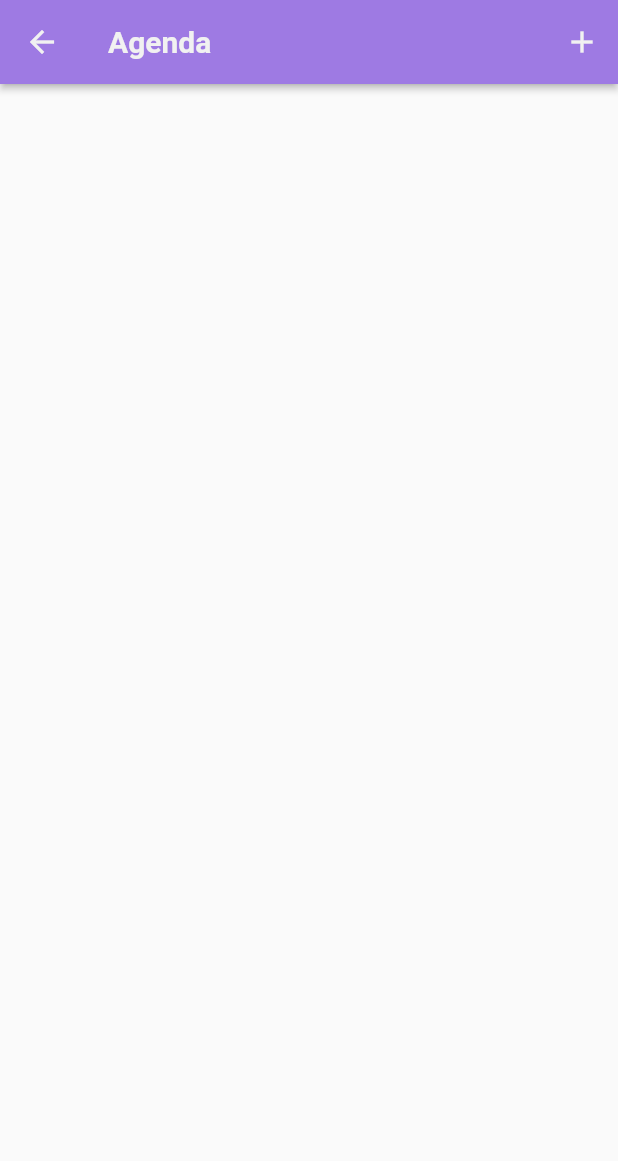
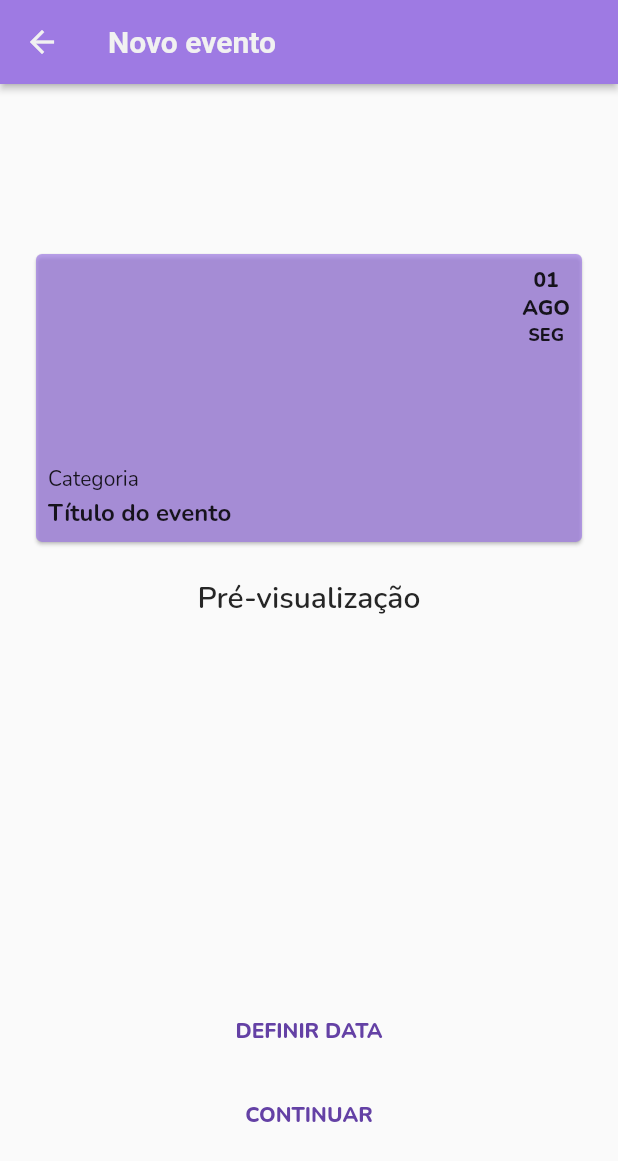
Before and after one commit to jonathalimax/streamer-time, a Flutter app: the AgendaScreen screen opened by its route, after a tap on the "add" icon, on a phone screen of 412 x 824 dp. Shown: the top 1161 px of the screen. Run offline on Flutter 3.47's test engine with Material 2 defaults, Android fonts, the phone set to English and light mode, and no system bars; our stand-ins replace cached_network_image, cloud_firestore, firebase_core, flutter_secure_storage, flutter_spinkit, hive and 7 more; missing offline and left inert: twitch_api; accounts and stored records are empty.

Commit message:
Configure agenda creation view

```diff
--- a/src/app/lib/app/app.dart
+++ b/src/app/lib/app/app.dart
@@ -1,3 +1,5 @@
+import 'package:app/features/event/event_date/create_event_date_screen.dart';
+import 'package:app/features/event/event_time/create_event_time_screen.dart';
 import 'package:app/network/api/firestore_api.dart';
 import 'package:app/features/agenda/agenda_screen.dart';
 import 'package:app/features/agenda/agenda_viewmodel.dart';
@@ -33,6 +35,8 @@ import 'package:stacked_services/stacked_services.dart';
     MaterialRoute(page: ProfileScreen),
     MaterialRoute(page: StreamerScreen),
     MaterialRoute(page: ChannelsScreen),
+    MaterialRoute(page: CreateEventDateScreen),
+    MaterialRoute(page: CreateEventTimeScreen),
   ],
   dependencies: [
     LazySingleton(classType: TwitchService),
--- a/src/app/lib/app/app.router.dart
+++ b/src/app/lib/app/app.router.dart
@@ -13,6 +13,8 @@ import 'package:stacked/stacked_annotations.dart';
 import '../features/agenda/agenda_screen.dart';
 import '../features/channels/channels_screen.dart';
 import '../features/discover/discover_screen.dart';
+import '../features/event/event_date/create_event_date_screen.dart';
+import '../features/event/event_time/create_event_time_screen.dart';
 import '../features/home/home_screen.dart';
 import '../features/login/login_screen.dart';
 import '../features/profile/profile_screen.dart';
@@ -31,6 +33,8 @@ class Routes {
   static const String profileScreen = '/profile-screen';
   static const String streamerScreen = '/streamer-screen';
   static const String channelsScreen = '/channels-screen';
+  static const String createEventDateScreen = '/create-event-date-screen';
+  static const String createEventTimeScreen = '/create-event-time-screen';
   static const all = <String>{
     startupScreen,
     loginScreen,
@@ -41,6 +45,8 @@ class Routes {
     profileScreen,
     streamerScreen,
     channelsScreen,
+    createEventDateScreen,
+    createEventTimeScreen,
   };
 }
 
@@ -57,6 +63,8 @@ class StackedRouter extends RouterBase {
     RouteDef(Routes.profileScreen, page: ProfileScreen),
     RouteDef(Routes.streamerScreen, page: StreamerScreen),
     RouteDef(Routes.channelsScreen, page: ChannelsScreen),
+    RouteDef(Routes.createEventDateScreen, page: CreateEventDateScreen),
+    RouteDef(Routes.createEventTimeScreen, page: CreateEventTimeScreen),
   ];
   @override
   Map<Type, StackedRouteFactory> get pagesMap => _pagesMap;
@@ -128,6 +136,18 @@ class StackedRouter extends RouterBase {
         settings: data,
       );
     },
+    CreateEventDateScreen: (data) {
+      return MaterialPageRoute<MaterialRoute<dynamic>>(
+        builder: (context) => const CreateEventDateScreen(),
+        settings: data,
+      );
+    },
+    CreateEventTimeScreen: (data) {
+      return MaterialPageRoute<MaterialRoute<dynamic>>(
+        builder: (context) => const CreateEventTimeScreen(),
+        settings: data,
+      );
+    },
   };
 }
 
--- a/src/app/lib/features/agenda/agenda_screen.dart
+++ b/src/app/lib/features/agenda/agenda_screen.dart
@@ -29,7 +29,7 @@ class AgendaScreen extends StatelessWidget {
         ),
         actions: [
           IconButton(
-            onPressed: () {},
+            onPressed: () => viewModel.startCreateEvent(),
             icon: Icon(Icons.add),
           ),
         ],
--- a/src/app/lib/features/agenda/agenda_viewmodel.dart
+++ b/src/app/lib/features/agenda/agenda_viewmodel.dart
@@ -1,13 +1,16 @@
 import 'package:app/app/app.locator.dart';
+import 'package:app/app/app.router.dart';
 import 'package:app/network/models/user.dart';
 import 'package:app/network/services/streamer_service.dart';
 import 'package:injectable/injectable.dart';
 import 'package:stacked/stacked.dart';
+import 'package:stacked_services/stacked_services.dart';
 
 typedef Users = List<User>?;
 
 @singleton
 class AgendaViewModel extends FutureViewModel<Users> {
+  final _navigation = locator<NavigationService>();
   final _streamerService = locator<StreamerService>();
 
   @override
@@ -18,4 +21,8 @@ class AgendaViewModel extends FutureViewModel<Users> {
   Future<Users> _getFollowedStreamers() async {
     return await _streamerService.getFollowingStreamers();
   }
+
+  Future<void> startCreateEvent() async {
+    return await _navigation.navigateTo(Routes.createEventDateScreen);
+  }
 }
--- /dev/null
+++ b/src/app/lib/features/event/event_date/create_event_date_screen.dart
@@ -0,0 +1,73 @@
+import 'package:app/features/event/event_date/create_event_date_viewmodel.dart';
+import 'package:app/widgets/card_event/card_event_view.dart';
+import 'package:design_system/widgets/app_button.dart';
+import 'package:design_system/widgets/app_text.dart';
+
+import 'package:flutter/material.dart';
+import 'package:stacked/stacked.dart';
+
+class CreateEventDateScreen extends StatelessWidget {
+  const CreateEventDateScreen({Key? key}) : super(key: key);
+
+  @override
+  Widget build(BuildContext context) {
+    return ViewModelBuilder<CreateEventDateViewModel>.reactive(
+      viewModelBuilder: () => CreateEventDateViewModel(),
+      builder: (context, viewModel, _) => Scaffold(
+        appBar: AppBar(
+          title: Text(
+            'Novo evento',
+            style: Theme.of(context).appBarTheme.titleTextStyle,
+          ),
+        ),
+        body: SafeArea(
+          child: Padding(
+            padding: const EdgeInsets.symmetric(horizontal: 20, vertical: 8),
+            child: Column(
+              crossAxisAlignment: CrossAxisAlignment.center,
+              mainAxisAlignment: MainAxisAlignment.center,
+              mainAxisSize: MainAxisSize.max,
+              children: <Widget>[
+                Spacer(flex: 2),
+                Container(
+                  height: 200,
+                  child: CardEventView(
+                    game: 'Categoria',
+                    title: 'Título do evento',
+                    day: '01',
+                    month: 'AGO',
+                    weekday: 'seg',
+                    width: double.infinity,
+                  ),
+                ),
+                SizedBox(height: 20),
+                AppText.heading4('Pré-visualização'),
+                Spacer(flex: 5),
+                SizedBox(
+                  width: 290,
+                  child: AppButton(
+                    title: 'Definir data',
+                    action: () => viewModel.selectDate(context),
+                    color: Colors.transparent,
+                    titleColor: Theme.of(context).primaryColor,
+                  ),
+                ),
+                SizedBox(height: 12),
+                SizedBox(
+                  width: 290,
+                  child: AppButton(
+                    title: 'Continuar',
+                    action: () => viewModel.startEventTimeScreen(),
+                    color: Colors.transparent,
+                    titleColor: Theme.of(context).primaryColor,
+                  ),
+                ),
+                Spacer(flex: 1),
+              ],
+            ),
+          ),
+        ),
+      ),
+    );
+  }
+}
--- a/src/app/lib/main.dart
+++ b/src/app/lib/main.dart
@@ -6,6 +6,7 @@ import 'package:design_system/styles/app_text_styles.dart';
 import 'package:firebase_core/firebase_core.dart';
 import 'package:flutter/material.dart';
 import 'package:flutter/services.dart';
+import 'package:flutter_localizations/flutter_localizations.dart';
 import 'package:hive_flutter/hive_flutter.dart';
 import 'package:stacked_services/stacked_services.dart';
 
@@ -51,6 +52,11 @@ class MyApp extends StatelessWidget {
       navigatorKey: StackedService.navigatorKey,
       onGenerateRoute: StackedRouter().onGenerateRoute,
       debugShowCheckedModeBanner: false,
+      localizationsDelegates: [
+        GlobalMaterialLocalizations.delegate,
+        GlobalWidgetsLocalizations.delegate
+      ],
+      supportedLocales: [const Locale('pt', 'BR')],
     );
   }
 }
--- a/src/app/lib/widgets/card_event/card_event_view.dart
+++ b/src/app/lib/widgets/card_event/card_event_view.dart
@@ -8,6 +8,7 @@ class CardEventView extends StatelessWidget {
   final String month;
   final String weekday;
   final Color? color;
+  final double? width;
 
   const CardEventView({
     Key? key,
@@ -17,12 +18,13 @@ class CardEventView extends StatelessWidget {
     required this.month,
     required this.weekday,
     this.color,
+    this.width,
   }) : super(key: key);
 
   @override
   Widget build(BuildContext context) {
     return Container(
-      width: 300,
+      width: width ?? 300,
       child: Card(
         color: color ?? kcLightPurple.withOpacity(.7),
         child: Padding(
@@ -40,14 +42,14 @@ class CardEventView extends StatelessWidget {
                       AppText(
                         day,
                         style: TextStyle(
-                          fontSize: 16,
+                          fontSize: 14,
                           fontWeight: FontWeight.w800,
                         ),
                       ),
                       AppText(
                         month.toUpperCase(),
                         style: TextStyle(
-                          fontSize: 12,
+                          fontSize: 14,
                           fontWeight: FontWeight.w800,
                         ),
                       ),
--- a/src/app/pubspec.yaml
+++ b/src/app/pubspec.yaml
@@ -39,6 +39,10 @@ dependencies:
   cached_network_image: ^3.1.0
   webview_flutter: ^2.0.14
   intl: ^0.17.0
+
+  # Localization
+  flutter_localizations:
+    sdk: flutter
 
 dev_dependencies:
   flutter_test:
--- a/src/design_system/lib/widgets/app_button.dart
+++ b/src/design_system/lib/widgets/app_button.dart
@@ -4,7 +4,7 @@ import 'package:flutter/material.dart';
 class AppButton extends StatelessWidget {
   final String title;
   final Color? titleColor;
-  final Color? color;
+  final Color color;
   final bool outlined;
   final VoidCallback action;
   final AssetImage? leading;
@@ -13,7 +13,7 @@ class AppButton extends StatelessWidget {
     required this.title,
     required this.action,
     this.titleColor,
-    this.color,
+    this.color = kcIceWhite,
     this.leading,
   }) : outlined = true;
 
@@ -21,7 +21,7 @@ class AppButton extends StatelessWidget {
     required this.title,
     required this.action,
     this.titleColor,
-    this.color,
+    this.color = kcIceWhite,
     this.leading,
   }) : outlined = false;
 
@@ -32,9 +32,7 @@ class AppButton extends StatelessWidget {
       height: 44,
       decoration: !outlined
           ? BoxDecoration(
-              gradient: LinearGradient(
-                colors: [kcIceWhite, kcIceWhite],
-              ),
+              color: color,
               borderRadius: BorderRadius.circular(4),
             )
           : BoxDecoration(
```
Also changed, not shown: src/app/lib/features/event/event_date/create_event_date_viewmodel.dart (added, +49 -0 lines), src/app/lib/features/event/event_time/create_event_time_screen.dart (added, +73 -0 lines), src/app/lib/features/event/event_time/create_event_time_viewmodel.dart (added, +39 -0 lines), src/app/lib/widgets/item_list_view.dart (added, +23 -0 lines), src/app/pubspec.lock, src/design_system/example/pubspec.lock, 1 other file.
